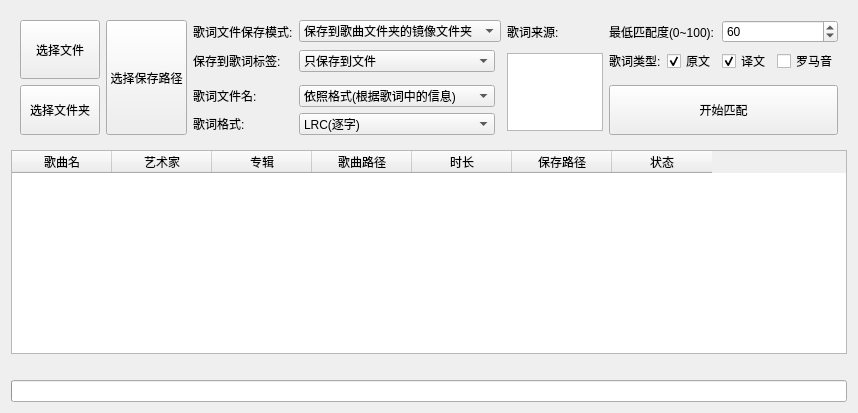
Above: LDDC/gui/ui/local_match.ui from chenmozhijin/LDDC before the change. Below: the same form after it.
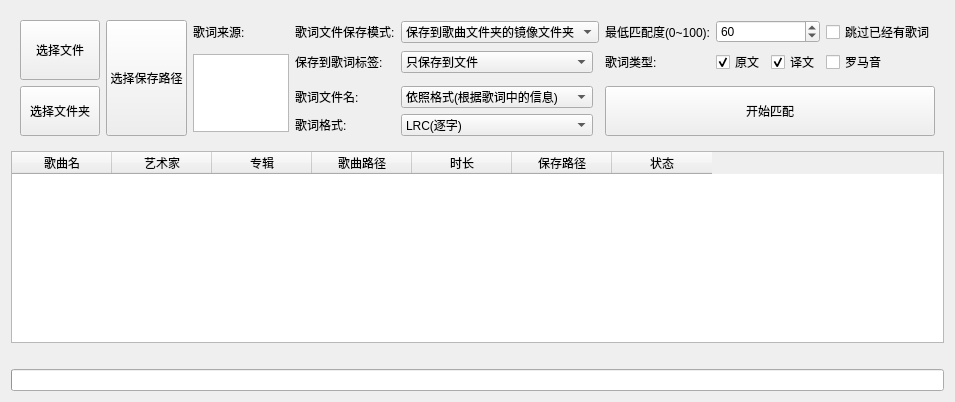
That is the form after the change. Custom widgets are drawn as their Qt base class.

Commit message: feat: Support skipping existing lyrics #22

```diff
--- a/LDDC/gui/ui/local_match.ui
+++ b/LDDC/gui/ui/local_match.ui
@@ -2,14 +2,6 @@
 <ui version="4.0">
  <class>local_match</class>
  <widget class="QWidget" name="local_match">
-  <property name="geometry">
-   <rect>
-    <x>0</x>
-    <y>0</y>
-    <width>858</width>
-    <height>413</height>
-   </rect>
-  </property>
   <property name="windowTitle">
    <string/>
   </property>
@@ -17,20 +9,7 @@
    <item>
     <widget class="QWidget" name="control_bar" native="true">
      <layout class="QGridLayout" name="gridLayout">
-      <item row="0" column="7" colspan="2">
-       <widget class="QLabel" name="label_3">
-        <property name="sizePolicy">
-         <sizepolicy hsizetype="Fixed" vsizetype="Preferred">
-          <horstretch>0</horstretch>
-          <verstretch>0</verstretch>
-         </sizepolicy>
-        </property>
-        <property name="text">
-         <string>最低匹配度(0~100):</string>
-        </property>
-       </widget>
-      </item>
-      <item row="1" column="8">
+      <item row="1" column="9">
        <widget class="QCheckBox" name="original_checkBox">
         <property name="text">
          <string>原文</string>
@@ -40,7 +19,88 @@
         </property>
        </widget>
       </item>
-      <item row="1" column="5" rowspan="4">
+      <item row="3" column="0" rowspan="2">
+       <widget class="QPushButton" name="select_dirs_button">
+        <property name="sizePolicy">
+         <sizepolicy hsizetype="Minimum" vsizetype="Preferred">
+          <horstretch>0</horstretch>
+          <verstretch>0</verstretch>
+         </sizepolicy>
+        </property>
+        <property name="text">
+         <string>选择文件夹</string>
+        </property>
+       </widget>
+      </item>
+      <item row="0" column="1" rowspan="5">
+       <widget class="QPushButton" name="save_path_button">
+        <property name="sizePolicy">
+         <sizepolicy hsizetype="Preferred" vsizetype="Preferred">
+          <horstretch>0</horstretch>
+          <verstretch>0</verstretch>
+         </sizepolicy>
+        </property>
+        <property name="text">
+         <string>选择保存路径</string>
+        </property>
+       </widget>
+      </item>
+      <item row="1" column="11">
+       <widget class="QCheckBox" name="romanized_checkBox">
+        <property name="sizePolicy">
+         <sizepolicy hsizetype="Fixed" vsizetype="Fixed">
+          <horstretch>0</horstretch>
+          <verstretch>0</verstretch>
+         </sizepolicy>
+        </property>
+        <property name="text">
+         <string>罗马音</string>
+        </property>
+       </widget>
+      </item>
+      <item row="3" column="3">
+       <widget class="QLabel" name="label_8">
+        <property name="sizePolicy">
+         <sizepolicy hsizetype="Fixed" vsizetype="Preferred">
+          <horstretch>0</horstretch>
+          <verstretch>0</verstretch>
+         </sizepolicy>
+        </property>
+        <property name="text">
+         <string>歌词文件名:</string>
+        </property>
+       </widget>
+      </item>
+      <item row="4" column="4">
+       <widget class="QComboBox" name="lyricsformat_comboBox">
+        <item>
+         <property name="text">
+          <string>LRC(逐字)</string>
+         </property>
+        </item>
+        <item>
+         <property name="text">
+          <string>LRC(逐行)</string>
+         </property>
+        </item>
+        <item>
+         <property name="text">
+          <string>增强型LRC(ESLyric)</string>
+         </property>
+        </item>
+        <item>
+         <property name="text">
+          <string>SRT</string>
+         </property>
+        </item>
+        <item>
+         <property name="text">
+          <string>ASS</string>
+         </property>
+        </item>
+       </widget>
+      </item>
+      <item row="1" column="2" rowspan="4">
        <widget class="CheckBoxListWidget" name="source_listWidget">
         <property name="sizePolicy">
          <sizepolicy hsizetype="Fixed" vsizetype="Preferred">
@@ -71,34 +131,15 @@
         </property>
        </widget>
       </item>
-      <item row="4" column="2">
-       <widget class="QLabel" name="label_10">
-        <property name="sizePolicy">
-         <sizepolicy hsizetype="Fixed" vsizetype="Preferred">
-          <horstretch>0</horstretch>
-          <verstretch>0</verstretch>
-         </sizepolicy>
-        </property>
+      <item row="1" column="3">
+       <widget class="QLabel" name="label">
         <property name="text">
-         <string>歌词格式:</string>
+         <string>保存到歌词标签:</string>
         </property>
        </widget>
       </item>
-      <item row="3" column="0" rowspan="2">
-       <widget class="QPushButton" name="select_dirs_button">
-        <property name="sizePolicy">
-         <sizepolicy hsizetype="Minimum" vsizetype="Preferred">
-          <horstretch>0</horstretch>
-          <verstretch>0</verstretch>
-         </sizepolicy>
-        </property>
-        <property name="text">
-         <string>选择文件夹</string>
-        </property>
-       </widget>
-      </item>
-      <item row="3" column="7" rowspan="2" colspan="4">
-       <widget class="QPushButton" name="start_cancel_pushButton">
+      <item row="0" column="3">
+       <widget class="QLabel" name="label_11">
         <property name="sizePolicy">
          <sizepolicy hsizetype="Preferred" vsizetype="Preferred">
           <horstretch>0</horstretch>
@@ -106,25 +147,12 @@
          </sizepolicy>
         </property>
         <property name="text">
-         <string>开始匹配</string>
+         <string>歌词文件保存模式:</string>
         </property>
        </widget>
       </item>
-      <item row="1" column="10">
-       <widget class="QCheckBox" name="romanized_checkBox">
-        <property name="sizePolicy">
-         <sizepolicy hsizetype="Fixed" vsizetype="Fixed">
-          <horstretch>0</horstretch>
-          <verstretch>0</verstretch>
-         </sizepolicy>
-        </property>
-        <property name="text">
-         <string>罗马音</string>
-        </property>
-       </widget>
-      </item>
-      <item row="3" column="2">
-       <widget class="QLabel" name="label_8">
+      <item row="0" column="2">
+       <widget class="QLabel" name="label_2">
         <property name="sizePolicy">
          <sizepolicy hsizetype="Fixed" vsizetype="Preferred">
           <horstretch>0</horstretch>
@@ -132,23 +160,7 @@
          </sizepolicy>
         </property>
         <property name="text">
-         <string>歌词文件名:</string>
-        </property>
-       </widget>
-      </item>
-      <item row="1" column="9">
-       <widget class="QCheckBox" name="translate_checkBox">
-        <property name="sizePolicy">
-         <sizepolicy hsizetype="Fixed" vsizetype="Fixed">
-          <horstretch>0</horstretch>
-          <verstretch>0</verstretch>
-         </sizepolicy>
-        </property>
-        <property name="text">
-         <string>译文</string>
-        </property>
-        <property name="checked">
-         <bool>true</bool>
+         <string>歌词来源:</string>
         </property>
        </widget>
       </item>
@@ -168,69 +180,7 @@
         </property>
        </widget>
       </item>
-      <item row="0" column="0" rowspan="3">
-       <widget class="QPushButton" name="select_files_button">
-        <property name="sizePolicy">
-         <sizepolicy hsizetype="Preferred" vsizetype="Preferred">
-          <horstretch>0</horstretch>
-          <verstretch>0</verstretch>
-         </sizepolicy>
-        </property>
-        <property name="text">
-         <string>选择文件</string>
-        </property>
-       </widget>
-      </item>
-      <item row="0" column="2">
-       <widget class="QLabel" name="label_11">
-        <property name="sizePolicy">
-         <sizepolicy hsizetype="Preferred" vsizetype="Preferred">
-          <horstretch>0</horstretch>
-          <verstretch>0</verstretch>
-         </sizepolicy>
-        </property>
-        <property name="text">
-         <string>歌词文件保存模式:</string>
-        </property>
-       </widget>
-      </item>
-      <item row="1" column="2">
-       <widget class="QLabel" name="label">
-        <property name="text">
-         <string>保存到歌词标签:</string>
-        </property>
-       </widget>
-      </item>
-      <item row="4" column="3">
-       <widget class="QComboBox" name="lyricsformat_comboBox">
-        <item>
-         <property name="text">
-          <string>LRC(逐字)</string>
-         </property>
-        </item>
-        <item>
-         <property name="text">
-          <string>LRC(逐行)</string>
-         </property>
-        </item>
-        <item>
-         <property name="text">
-          <string>增强型LRC(ESLyric)</string>
-         </property>
-        </item>
-        <item>
-         <property name="text">
-          <string>SRT</string>
-         </property>
-        </item>
-        <item>
-         <property name="text">
-          <string>ASS</string>
-         </property>
-        </item>
-       </widget>
-      </item>
-      <item row="0" column="3" colspan="2">
+      <item row="0" column="4" colspan="2">
        <widget class="QComboBox" name="save_mode_comboBox">
         <property name="sizePolicy">
          <sizepolicy hsizetype="Expanding" vsizetype="Fixed">
@@ -264,15 +214,54 @@
         </item>
        </widget>
       </item>
-      <item row="1" column="7">
+      <item row="3" column="7" rowspan="2" colspan="5">
+       <widget class="QPushButton" name="start_cancel_pushButton">
+        <property name="sizePolicy">
+         <sizepolicy hsizetype="Preferred" vsizetype="Preferred">
+          <horstretch>0</horstretch>
+          <verstretch>0</verstretch>
+         </sizepolicy>
+        </property>
+        <property name="text">
+         <string>开始匹配</string>
+        </property>
+       </widget>
+      </item>
+      <item row="0" column="7" colspan="2">
+       <widget class="QLabel" name="label_3">
+        <property name="sizePolicy">
+         <sizepolicy hsizetype="Fixed" vsizetype="Preferred">
+          <horstretch>0</horstretch>
+          <verstretch>0</verstretch>
+         </sizepolicy>
+        </property>
+        <property name="text">
+         <string>最低匹配度(0~100):</string>
+        </property>
+       </widget>
+      </item>
+      <item row="0" column="0" rowspan="3">
+       <widget class="QPushButton" name="select_files_button">
+        <property name="sizePolicy">
+         <sizepolicy hsizetype="Preferred" vsizetype="Preferred">
+          <horstretch>0</horstretch>
+          <verstretch>0</verstretch>
+         </sizepolicy>
+        </property>
+        <property name="text">
+         <string>选择文件</string>
+        </property>
+       </widget>
+      </item>
+      <item row="1" column="7" colspan="2">
        <widget class="QLabel" name="label_9">
         <property name="text">
          <string>歌词类型:</string>
         </property>
        </widget>
       </item>
-      <item row="0" column="5">
-       <widget class="QLabel" name="label_2">
+      <item row="4" column="3">
+       <widget class="QLabel" name="label_10">
         <property name="sizePolicy">
          <sizepolicy hsizetype="Fixed" vsizetype="Preferred">
           <horstretch>0</horstretch>
@@ -280,46 +269,11 @@
          </sizepolicy>
         </property>
         <property name="text">
-         <string>歌词来源:</string>
+         <string>歌词格式:</string>
         </property>
        </widget>
       </item>
-      <item row="1" column="3">
-       <widget class="QComboBox" name="save2tag_mode_comboBox">
-        <property name="sizeAdjustPolicy">
-         <enum>QComboBox::SizeAdjustPolicy::AdjustToContents</enum>
-        </property>
-        <item>
-         <property name="text">
-          <string>只保存到文件</string>
-         </property>
-        </item>
-        <item>
-         <property name="text">
-          <string>只保存到歌词标签(非cue)</string>
-         </property>
-        </item>
-        <item>
-         <property name="text">
-          <string>保存到歌词标签(非cue)与文件</string>
-         </property>
-        </item>
-       </widget>
-      </item>
-      <item row="0" column="1" rowspan="5">
-       <widget class="QPushButton" name="save_path_button">
-        <property name="sizePolicy">
-         <sizepolicy hsizetype="Preferred" vsizetype="Preferred">
-          <horstretch>0</horstretch>
-          <verstretch>0</verstretch>
-         </sizepolicy>
-        </property>
-        <property name="text">
-         <string>选择保存路径</string>
-        </property>
-       </widget>
-      </item>
-      <item row="3" column="3">
+      <item row="3" column="4">
        <widget class="QComboBox" name="filename_mode_comboBox">
         <property name="sizePolicy">
          <sizepolicy hsizetype="Expanding" vsizetype="Fixed">
@@ -350,6 +304,51 @@
         </item>
        </widget>
       </item>
+      <item row="1" column="4">
+       <widget class="QComboBox" name="save2tag_mode_comboBox">
+        <property name="sizeAdjustPolicy">
+         <enum>QComboBox::SizeAdjustPolicy::AdjustToContents</enum>
+        </property>
+        <item>
+         <property name="text">
+          <string>只保存到文件</string>
+         </property>
+        </item>
+        <item>
+         <property name="text">
+          <string>只保存到歌词标签(非cue)</string>
+         </property>
+        </item>
+        <item>
+         <property name="text">
+          <string>保存到歌词标签(非cue)与文件</string>
+         </property>
+        </item>
+       </widget>
+      </item>
+      <item row="1" column="10">
+       <widget class="QCheckBox" name="translate_checkBox">
+        <property name="sizePolicy">
+         <sizepolicy hsizetype="Fixed" vsizetype="Fixed">
+          <horstretch>0</horstretch>
+          <verstretch>0</verstretch>
+         </sizepolicy>
+        </property>
+        <property name="text">
+         <string>译文</string>
+        </property>
+        <property name="checked">
+         <bool>true</bool>
+        </property>
+       </widget>
+      </item>
+      <item row="0" column="11">
+       <widget class="QCheckBox" name="skip_existing_lyrics_checkbox">
+        <property name="text">
+         <string>跳过已经有歌词</string>
+        </property>
+       </widget>
+      </item>
      </layout>
     </widget>
    </item>
```
The commit also changes 6 other files.
